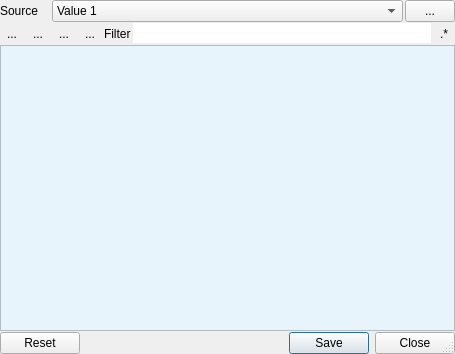
jakimowb/enmapbox_testmigration2, file enmapbox/coreapps/metadataeditorapp/metadataeditor.ui: the form before one commit.
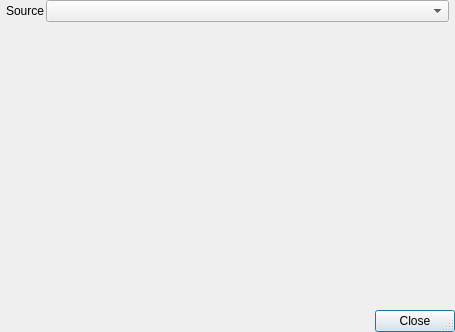
The form after the commit. Icons and pictures are not drawn. Custom widgets are drawn as their Qt base class.

Commit message: modified metadataeditor app

Patch:
```diff
--- a/enmapbox/coreapps/metadataeditorapp/metadataeditor.ui
+++ b/enmapbox/coreapps/metadataeditorapp/metadataeditor.ui
@@ -10,7 +10,7 @@
     <x>0</x>
     <y>0</y>
     <width>455</width>
-    <height>354</height>
+    <height>332</height>
    </rect>
   </property>
   <property name="windowTitle">
@@ -40,14 +40,20 @@
      <property name="spacing">
       <number>2</number>
      </property>
+     <property name="leftMargin">
+      <number>6</number>
+     </property>
      <property name="topMargin">
       <number>0</number>
      </property>
+     <property name="rightMargin">
+      <number>6</number>
+     </property>
      <item>
       <widget class="QLabel" name="labelSource">
        <property name="sizePolicy">
         <sizepolicy hsizetype="Preferred" vsizetype="Preferred">
-         <horstretch>1</horstretch>
+         <horstretch>0</horstretch>
          <verstretch>0</verstretch>
         </sizepolicy>
        </property>
@@ -60,198 +66,28 @@
       <widget class="QComboBox" name="cbSource">
        <property name="sizePolicy">
         <sizepolicy hsizetype="Preferred" vsizetype="Fixed">
-         <horstretch>7</horstretch>
-         <verstretch>0</verstretch>
-        </sizepolicy>
-       </property>
-       <item>
-        <property name="text">
-         <string>Value 1</string>
-        </property>
-       </item>
-       <item>
-        <property name="text">
-         <string>Value 2</string>
-        </property>
-       </item>
-       <item>
-        <property name="text">
-         <string>Value 3</string>
-        </property>
-       </item>
-      </widget>
-     </item>
-     <item>
-      <widget class="QToolButton" name="btnSelectSource">
-       <property name="sizePolicy">
-        <sizepolicy hsizetype="Preferred" vsizetype="Preferred">
          <horstretch>1</horstretch>
          <verstretch>0</verstretch>
         </sizepolicy>
        </property>
-       <property name="text">
-        <string>...</string>
-       </property>
-       <property name="icon">
-        <iconset resource="../../enmapboxresources.qrc">
-         <normaloff>:/enmapbox/gui/ui/icons/mActionAddRasterLayer.svg</normaloff>:/enmapbox/gui/ui/icons/mActionAddRasterLayer.svg</iconset>
-       </property>
       </widget>
      </item>
     </layout>
    </item>
    <item>
-    <layout class="QHBoxLayout" name="horizontalLayout">
-     <property name="spacing">
-      <number>2</number>
+    <widget class="QFrame" name="frame">
+     <property name="sizePolicy">
+      <sizepolicy hsizetype="Preferred" vsizetype="Preferred">
+       <horstretch>0</horstretch>
+       <verstretch>1</verstretch>
+      </sizepolicy>
      </property>
-     <property name="topMargin">
-      <number>0</number>
-     </property>
-     <item>
-      <widget class="QToolButton" name="btnCollapse">
-       <property name="text">
-        <string>...</string>
-       </property>
-       <property name="icon">
-        <iconset resource="../../enmapboxresources.qrc">
-         <normaloff>:/enmapbox/gui/ui/icons/mActionCollapseTree.svg</normaloff>:/enmapbox/gui/ui/icons/mActionCollapseTree.svg</iconset>
-       </property>
-       <property name="autoRaise">
-        <bool>true</bool>
-       </property>
-      </widget>
-     </item>
-     <item>
-      <widget class="QToolButton" name="btnExpand">
-       <property name="text">
-        <string>...</string>
-       </property>
-       <property name="icon">
-        <iconset resource="../../enmapboxresources.qrc">
-         <normaloff>:/enmapbox/gui/ui/icons/mActionExpandTree.svg</normaloff>:/enmapbox/gui/ui/icons/mActionExpandTree.svg</iconset>
-       </property>
-       <property name="autoRaise">
-        <bool>true</bool>
-       </property>
-      </widget>
-     </item>
-     <item>
-      <widget class="QToolButton" name="btnAddMetadataItem">
-       <property name="text">
-        <string>...</string>
-       </property>
-       <property name="icon">
-        <iconset resource="../../enmapboxresources.qrc">
-         <normaloff>:/enmapbox/gui/ui/icons/mActionAdd.svg</normaloff>:/enmapbox/gui/ui/icons/mActionAdd.svg</iconset>
-       </property>
-       <property name="autoRaise">
-        <bool>true</bool>
-       </property>
-      </widget>
-     </item>
-     <item>
-      <widget class="QToolButton" name="btnRemoveMetadataItem">
-       <property name="text">
-        <string>...</string>
-       </property>
-       <property name="icon">
-        <iconset resource="../../enmapboxresources.qrc">
-         <normaloff>:/enmapbox/gui/ui/icons/mActionRemove.svg</normaloff>:/enmapbox/gui/ui/icons/mActionRemove.svg</iconset>
-       </property>
-       <property name="autoRaise">
-        <bool>true</bool>
-       </property>
-      </widget>
-     </item>
-     <item>
-      <widget class="QLabel" name="labelFilter">
-       <property name="text">
-        <string>Filter</string>
-       </property>
-      </widget>
-     </item>
-     <item>
-      <widget class="QLineEdit" name="tbKeyFilter">
-       <property name="frame">
-        <bool>false</bool>
-       </property>
-      </widget>
-     </item>
-     <item>
-      <widget class="QToolButton" name="btnUseRegex">
-       <property name="text">
-        <string>.*</string>
-       </property>
-       <property name="autoRaise">
-        <bool>true</bool>
-       </property>
-      </widget>
-     </item>
-    </layout>
-   </item>
-   <item>
-    <widget class="TreeView" name="treeView">
-     <property name="contextMenuPolicy">
-      <enum>Qt::CustomContextMenu</enum>
-     </property>
-     <property name="styleSheet">
-      <string notr="true">QTreeView {
-    alternate-background-color: #f6fafb;
-    background: #e8f4fc;
-}
-/*
-QTreeView::item:open {
-    background-color: #c5ebfb;
-    color: blue;
-}
-*/
-QTreeView::item:selected {
-    background-color: #1d3dec;
-    color: white;
-}
-/*
-QTreeView::branch {
-    background-color: white;
-}
-QTreeView::branch:open {
-    image: url(branch-open.png);
-}
-QTreeView::branch:closed:has-children {
-    image: url(branch-closed.png);
-}
-*/</string>
-     </property>
-     <property name="alternatingRowColors">
-      <bool>true</bool>
-     </property>
-     <property name="selectionMode">
-      <enum>QAbstractItemView::ContiguousSelection</enum>
-     </property>
-     <property name="sortingEnabled">
-      <bool>true</bool>
-     </property>
-     <property name="wordWrap">
-      <bool>true</bool>
-     </property>
-     <property name="expandsOnDoubleClick">
-      <bool>false</bool>
-     </property>
-     <attribute name="headerCascadingSectionResizes">
-      <bool>true</bool>
-     </attribute>
-     <attribute name="headerHighlightSections">
-      <bool>true</bool>
-     </attribute>
-     <attribute name="headerShowSortIndicator" stdset="0">
-      <bool>true</bool>
-     </attribute>
     </widget>
    </item>
    <item>
     <widget class="QDialogButtonBox" name="buttonBox">
      <property name="standardButtons">
-      <set>QDialogButtonBox::Close|QDialogButtonBox::Reset|QDialogButtonBox::Save</set>
+      <set>QDialogButtonBox::Close</set>
      </property>
      <property name="centerButtons">
       <bool>false</bool>
@@ -321,9 +157,9 @@
  </widget>
  <customwidgets>
   <customwidget>
-   <class>TreeView</class>
-   <extends>QTreeView</extends>
-   <header>qps.models</header>
+   <class>QgsMapLayerComboBox</class>
+   <extends>QComboBox</extends>
+   <header>qgsmaplayercombobox.h</header>
   </customwidget>
  </customwidgets>
  <resources>
```
Left out of the diff: 4 changed lines with no effect on the pictures. The commit also changes 3 other files.
